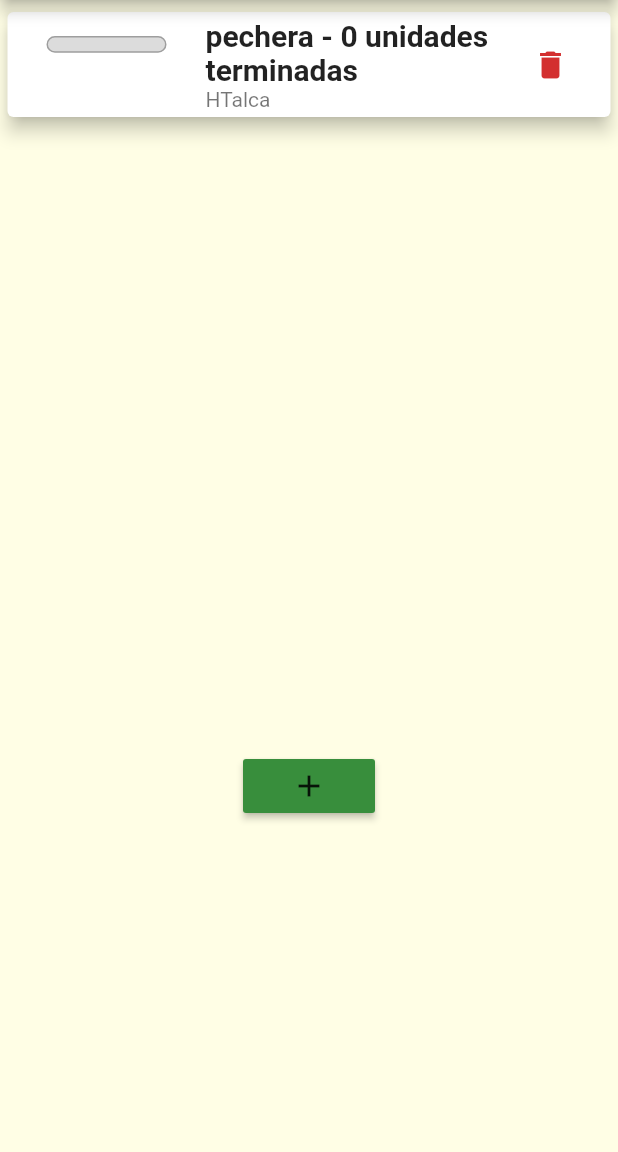
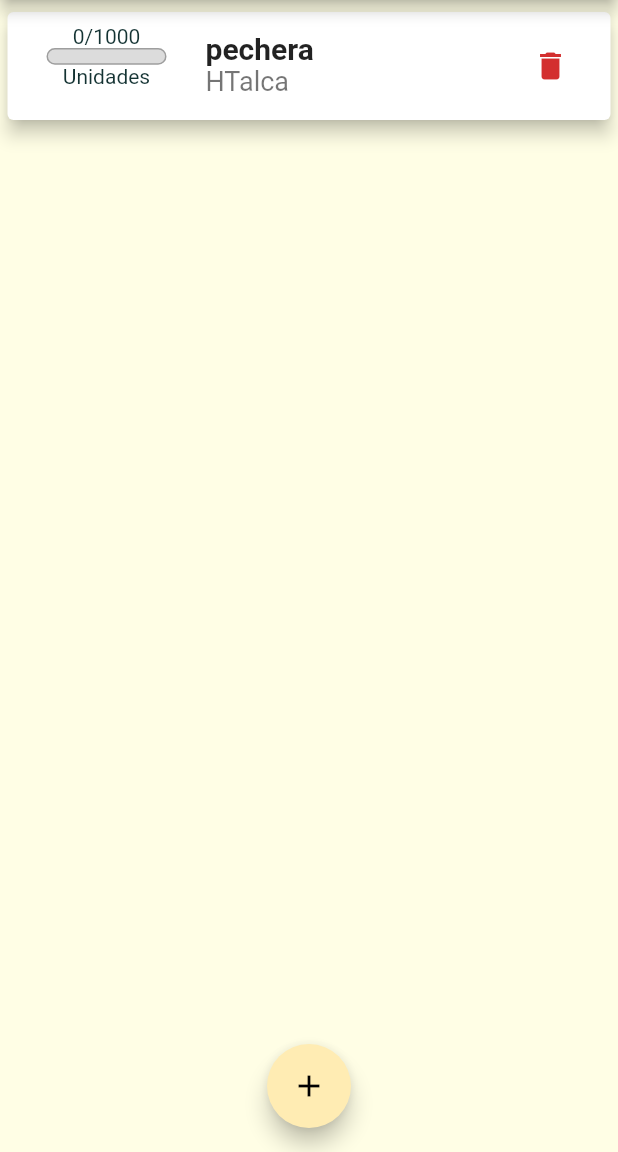
Before and after one commit to smchaves/flutter_prototipo_001, a Flutter app: the screen it shows after launch, on a phone screen of 412 x 824 dp, the part 84-1236 px from its top. Run offline on Flutter 3.47's test engine with Material 2 defaults, Android fonts, the phone set to English and light mode, and no system bars; Roboto replaces fonts that are missing (Raleway, RobotoCondensed).

```diff
--- a/lib/models/despacho.dart
+++ b/lib/models/despacho.dart
@@ -3,10 +3,11 @@ import 'enums.dart';
 
 class Despacho {
   TipoDespacho tipoDespacho;
-  final DateTime fechaDespacho;
+  final String fechaDespacho;
   final int cantidadDespacho;
   final String destinoDespacho;
   final String idOrdenProduccionDespacho;
+  EstadoDespacho estadoDespacho;
 
   Despacho({
     @required this.cantidadDespacho,
--- a/lib/models/enums.dart
+++ b/lib/models/enums.dart
@@ -7,3 +7,13 @@ enum TipoDespacho {
   Starken,
   Awto,
 }
+
+enum EstadoOrdenCompra {
+  Activa,
+  Completada,
+}
+
+enum EstadoDespacho {
+  Ingresado,
+  NoIngresado,
+}
--- a/lib/models/ordenCompra.dart
+++ b/lib/models/ordenCompra.dart
@@ -1,3 +1,5 @@
+import 'package:prototipo/models/enums.dart';
+
 import 'ordenProduccion.dart';
 import 'package:flutter/material.dart';
 
@@ -8,6 +10,7 @@ class OrdenCompra {
   final int cantidadOrdenCompra;
   final String tipoProductoOrdenCompra;
   final String idClienteOrdenCompra;
+  EstadoOrdenCompra estadoOrdenCompra;
 
   List<OrdenProduccion> ordenesProduccion = [];
 
--- a/lib/screens/ordenes_produccion_screen.dart
+++ b/lib/screens/ordenes_produccion_screen.dart
@@ -77,7 +77,7 @@ class _OrdenesProduccionScreenState extends State<OrdenesProduccionScreen> {
                         ),
                         child: ListTile(
                           onTap: () => Navigator.of(context).pushNamed(
-                            Despacho.routeName,
+                            Despachos.routeName,
                             arguments: orden,
                           ),
                           leading: Container(
@@ -85,13 +85,15 @@ class _OrdenesProduccionScreenState extends State<OrdenesProduccionScreen> {
                               child: ChartBar(
                                   orden.cantidadUnidades,
                                   orden.cantidadUnidades /
-                                      orden.cantidadOrdenProduccion)),
+                                      orden.cantidadOrdenProduccion,
+                                  orden.cantidadOrdenProduccion)),
                           title: Text(
-                            '${orden.tipoProductoOrdenProduccion} - ${orden.cantidadUnidades} unidades terminadas',
+                            '${orden.tipoProductoOrdenProduccion}',
                             style: Theme.of(context).textTheme.headline6,
                           ),
                           subtitle: Text(
                             orden.clienteOrdenProduccion,
+                            style: TextStyle(fontSize: 18),
                           ),
                           trailing: IconButton(
                             icon: Icon(Icons.delete),
@@ -104,17 +106,12 @@ class _OrdenesProduccionScreenState extends State<OrdenesProduccionScreen> {
                     onReorder: reorderData,
                   ),
                 ),
-          Row(
-            mainAxisAlignment: MainAxisAlignment.spaceAround,
-            children: [
-              RaisedButton(
-                child: Icon(Icons.add),
-                color: Theme.of(context).primaryColorDark,
-                onPressed: () => widget._startAddOC(context),
-              ),
-            ],
-          ),
         ],
+      ),
+      floatingActionButtonLocation: FloatingActionButtonLocation.centerFloat,
+      floatingActionButton: FloatingActionButton(
+        onPressed: () => widget._startAddOC(context),
+        child: Icon(Icons.add),
       ),
     );
   }
--- a/lib/widgets/chartBar.dart
+++ b/lib/widgets/chartBar.dart
@@ -3,13 +3,17 @@ import 'package:flutter/material.dart';
 class ChartBar extends StatelessWidget {
   final int spendingAmount;
   final double spendingPctOfTotal;
+  final int total;
 
-  ChartBar(this.spendingAmount, this.spendingPctOfTotal);
+  ChartBar(this.spendingAmount, this.spendingPctOfTotal, this.total);
   @override
   Widget build(BuildContext context) {
     return LayoutBuilder(
       builder: (ctx, constraints) {
-        return Row(
+        return Column(
+          children: [
+            Text('$spendingAmount/$total'),
+            Row(
               children: [
                 SizedBox(
                   width: constraints.maxWidth * 0.1,
@@ -42,6 +46,9 @@ class ChartBar extends StatelessWidget {
                   height: constraints.maxHeight * 0.1,
                 ),
               ],
+            ),
+            Text('Unidades'),
+          ],
         );
       },
     );
```
Also changed, not shown: lib/main.dart (+79 -2 lines), lib/screens/clientes_screen.dart (added, +43 -0 lines), lib/screens/detallesOP.dart (+9 -3 lines), lib/widgets/add_cliente.dart (added, +79 -0 lines), lib/widgets/main_drawer.dart (+10 -1 lines). Lines whose indentation alone changed are shown as unchanged.
